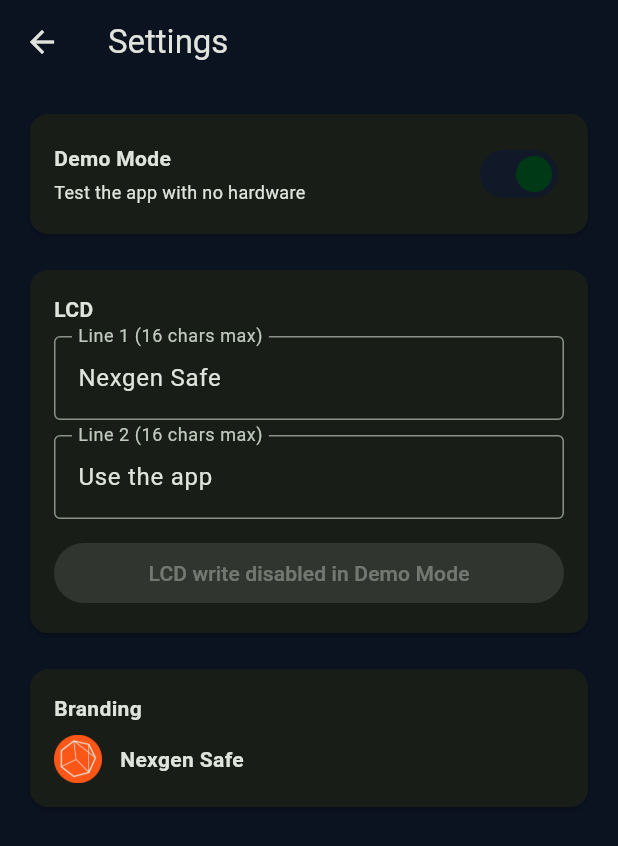
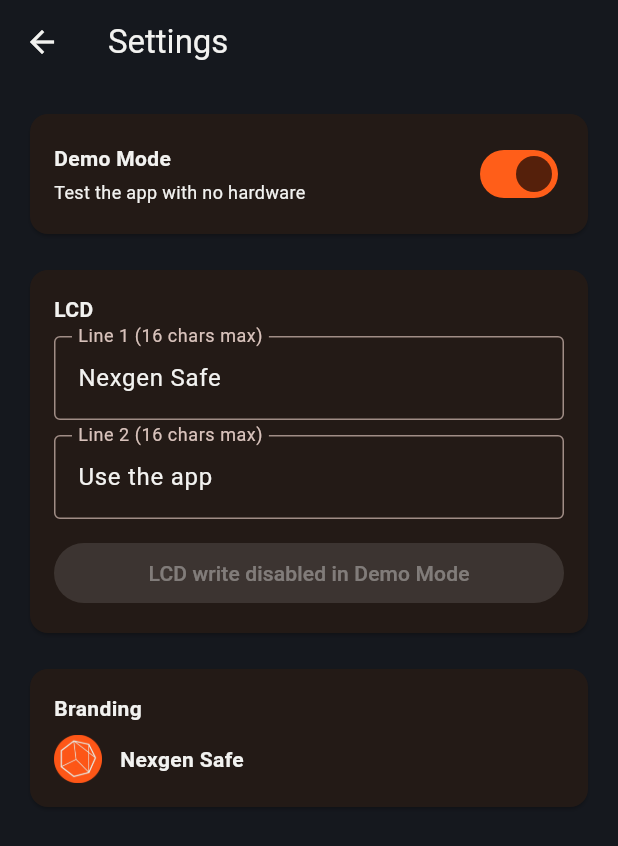
Before and after one commit to peetj/nexgen-safe-mobile-app, a Flutter app: the screen it shows after launch, after a tap on the "settings" icon, on a phone screen of 412 x 824 dp. Shown: the top 846 px of the screen. Run offline on Flutter 3.47's test engine with Material 3 defaults, Android fonts, the light colour scheme and no system bars; our stand-ins replace flutter_blue_plus.

Commit message:
Apply Nexgen brand palette (orange/charcoal/off-white + power pink highlight)

```diff
--- a/flutter_native_splash.yaml
+++ b/flutter_native_splash.yaml
@@ -1,6 +1,6 @@
 flutter_native_splash:
-  color: "#0B1220"
+  color: "#15181E"
   image: assets/branding/logo_mark.png
   android_12:
-    color: "#0B1220"
+    color: "#15181E"
     image: assets/branding/logo_mark.png
--- a/lib/nexgen_brand.dart
+++ b/lib/nexgen_brand.dart
@@ -3,24 +3,32 @@
 /// Nexgen branding (placeholder).
 /// If you have exact hex codes, we’ll lock them in here.
 class NexgenBrand {
-  static const Color primary = Color(0xFF111827); // near-black
-  static const Color accent = Color(0xFF22C55E); // green
-  static const Color background = Color(0xFF0B1220);
+  // Brand colours
+  static const Color orange = Color(0xFFFF5E19); // main
+  static const Color charcoal = Color(0xFF15181E);
+  static const Color offWhite = Color(0xFFF2F2F0);
+  static const Color powerPink = Color(0xFFFF2D95);
 
   static ThemeData theme() {
     final scheme = ColorScheme.fromSeed(
-      seedColor: accent,
+      seedColor: orange,
       brightness: Brightness.dark,
     );
 
     return ThemeData(
       useMaterial3: true,
       colorScheme: scheme.copyWith(
-        primary: primary,
-        secondary: accent,
-        surface: background,
+        primary: orange,
+        secondary: powerPink,
+        surface: charcoal,
+        onSurface: offWhite,
       ),
-      scaffoldBackgroundColor: background,
+      scaffoldBackgroundColor: charcoal,
+      appBarTheme: const AppBarTheme(
+        backgroundColor: charcoal,
+        foregroundColor: offWhite,
+      ),
+      dividerColor: offWhite.withOpacity(0.12),
     );
   }
 }
```
